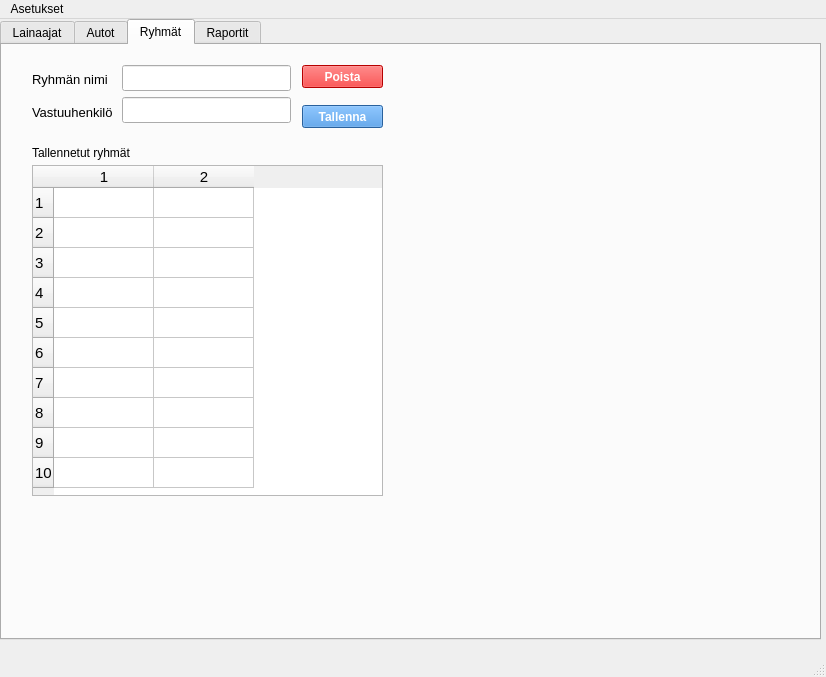
HennaSalla/Autolainaus_hallinta, file administrative.ui: the form before one commit.
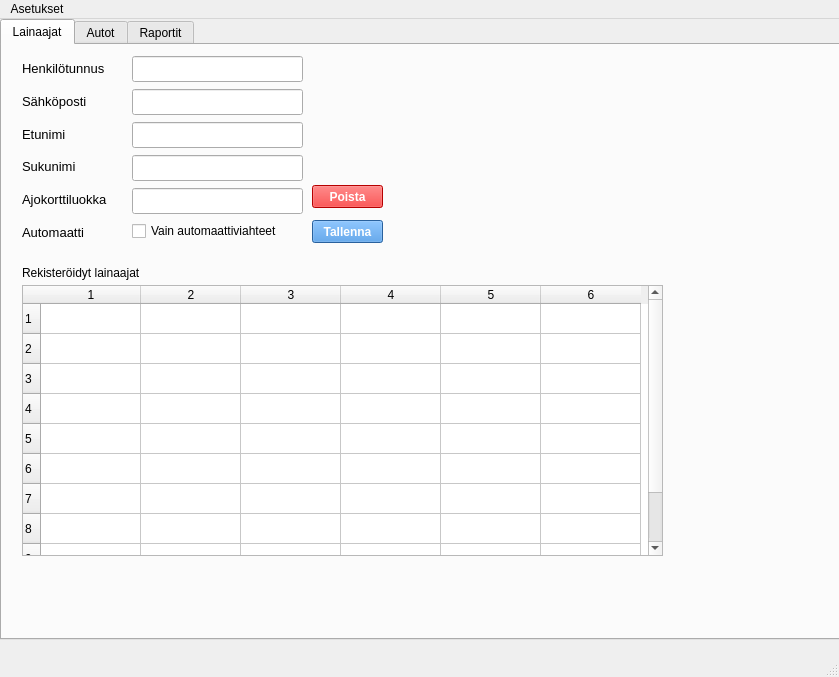
The form after the commit. The open tabs and pages were chosen to show the change. Icons and pictures are not drawn.

Commit message: 6.3.2025 muokattu koodia

```diff
--- a/administrative.ui
+++ b/administrative.ui
@@ -6,7 +6,7 @@
    <rect>
     <x>0</x>
     <y>0</y>
-    <width>826</width>
+    <width>839</width>
     <height>677</height>
    </rect>
   </property>
@@ -22,7 +22,7 @@
      <rect>
       <x>0</x>
       <y>0</y>
-      <width>821</width>
+      <width>841</width>
       <height>621</height>
      </rect>
     </property>
@@ -30,7 +30,7 @@
      <cursorShape>PointingHandCursor</cursorShape>
     </property>
     <property name="currentIndex">
-     <number>3</number>
+     <number>0</number>
     </property>
     <widget class="QWidget" name="lenderTab">
      <property name="cursor">
@@ -158,18 +158,6 @@
          </property>
         </widget>
        </item>
-       <item>
-        <widget class="QComboBox" name="groupComboBox">
-         <property name="font">
-          <font>
-           <pointsize>11</pointsize>
-          </font>
-         </property>
-         <property name="currentText">
-          <string/>
-         </property>
-        </widget>
-       </item>
        <item>
         <widget class="QLineEdit" name="vehicleClassLineEdit">
          <property name="font">
@@ -179,6 +167,13 @@
          </property>
         </widget>
        </item>
+       <item>
+        <widget class="QCheckBox" name="manualCheckBox">
+         <property name="text">
+          <string>Vain automaattiviahteet</string>
+         </property>
+        </widget>
+       </item>
       </layout>
      </widget>
      <widget class="QWidget" name="layoutWidget">
@@ -239,18 +234,6 @@
          </property>
         </widget>
        </item>
-       <item>
-        <widget class="QLabel" name="groupLabel">
-         <property name="font">
-          <font>
-           <pointsize>10</pointsize>
-          </font>
-         </property>
-         <property name="text">
-          <string>Ryhmä</string>
-         </property>
-        </widget>
-       </item>
        <item>
         <widget class="QLabel" name="vehicleClassLabel">
          <property name="font">
@@ -263,6 +246,18 @@
          </property>
         </widget>
        </item>
+       <item>
+        <widget class="QLabel" name="manualLabel">
+         <property name="font">
+          <font>
+           <pointsize>10</pointsize>
+          </font>
+         </property>
+         <property name="text">
+          <string>Automaatti</string>
+         </property>
+        </widget>
+       </item>
       </layout>
      </widget>
      <widget class="QPushButton" name="deletePersonPushButton">
@@ -375,6 +370,13 @@
          </property>
         </widget>
        </item>
+       <item>
+        <widget class="QLabel" name="manualCarLabel">
+         <property name="text">
+          <string>Automaatti</string>
+         </property>
+        </widget>
+       </item>
        <item>
         <widget class="QLabel" name="vehicleOwnerLabel">
          <property name="text">
@@ -457,6 +459,13 @@
        <item>
         <widget class="QComboBox" name="vehicleTypeComboBox"/>
        </item>
+       <item>
+        <widget class="QCheckBox" name="manualCarCehckBox">
+         <property name="text">
+          <string>Automaattivaihteinen</string>
+         </property>
+        </widget>
+       </item>
        <item>
         <widget class="QLineEdit" name="vehicleOwnerLineEdit">
          <property name="clearButtonEnabled">
@@ -521,7 +530,7 @@
        <rect>
         <x>0</x>
         <y>270</y>
-        <width>731</width>
+        <width>831</width>
         <height>321</height>
        </rect>
       </property>
@@ -538,8 +547,17 @@
        <number>20</number>
       </property>
       <property name="columnCount">
-       <number>8</number>
+       <number>9</number>
       </property>
+      <attribute name="horizontalHeaderMinimumSectionSize">
+       <number>34</number>
+      </attribute>
+      <attribute name="horizontalHeaderShowSortIndicator" stdset="0">
+       <bool>false</bool>
+      </attribute>
+      <attribute name="verticalHeaderShowSortIndicator" stdset="0">
+       <bool>false</bool>
+      </attribute>
       <row/>
       <row/>
       <row/>
@@ -568,6 +586,7 @@
       <column/>
       <column/>
       <column/>
+      <column/>
      </widget>
      <widget class="QLabel" name="vehicleListLabel">
       <property name="geometry">
@@ -626,7 +645,7 @@
        <string/>
       </property>
       <property name="pixmap">
-       <pixmap resource="adminPictures.qrc">:/png/uiPictrues/noPicture.png</pixmap>
+       <pixmap>../Autolainaus_Asiakas/uiPictrues/noPicture.png</pixmap>
       </property>
       <property name="scaledContents">
        <bool>true</bool>
@@ -664,179 +683,6 @@
       </property>
      </widget>
     </widget>
-    <widget class="QWidget" name="groupsTab">
-     <property name="cursor">
-      <cursorShape>ArrowCursor</cursorShape>
-     </property>
-     <attribute name="title">
-      <string>Ryhmät</string>
-     </attribute>
-     <widget class="QPushButton" name="saveGroupPushButton">
-      <property name="geometry">
-       <rect>
-        <x>300</x>
-        <y>60</y>
-        <width>81</width>
-        <height>23</height>
-       </rect>
-      </property>
-      <property name="font">
-       <font>
-        <bold>true</bold>
-       </font>
-      </property>
-      <property name="cursor">
-       <cursorShape>PointingHandCursor</cursorShape>
-      </property>
-      <property name="styleSheet">
-       <string notr="true">background-color: rgb(57, 136, 220);
-color: rgb(255, 255, 255);</string>
-      </property>
-      <property name="text">
-       <string>Tallenna</string>
-      </property>
-     </widget>
-     <widget class="QTableWidget" name="savedGroupsTableWidget">
-      <property name="geometry">
-       <rect>
-        <x>30</x>
-        <y>120</y>
-        <width>351</width>
-        <height>331</height>
-       </rect>
-      </property>
-      <property name="font">
-       <font>
-        <pointsize>11</pointsize>
-       </font>
-      </property>
-      <property name="cursor" stdset="0">
-       <cursorShape>ArrowCursor</cursorShape>
-      </property>
-      <property name="rowCount">
-       <number>10</number>
-      </property>
-      <property name="columnCount">
-       <number>2</number>
-      </property>
-      <row/>
-      <row/>
-      <row/>
-      <row/>
-      <row/>
-      <row/>
-      <row/>
-      <row/>
-      <row/>
-      <row/>
-      <column/>
-      <column/>
-     </widget>
-     <widget class="QLabel" name="savedGroupsLabel">
-      <property name="geometry">
-       <rect>
-        <x>30</x>
-        <y>100</y>
-        <width>101</width>
-        <height>16</height>
-       </rect>
-      </property>
-      <property name="text">
-       <string>Tallennetut ryhmät</string>
-      </property>
-     </widget>
-     <widget class="QWidget" name="layoutWidget">
-      <property name="geometry">
-       <rect>
-        <x>120</x>
-        <y>20</y>
-        <width>169</width>
-        <height>60</height>
-       </rect>
-      </property>
-      <layout class="QVBoxLayout" name="verticalLayout">
-       <item>
-        <widget class="QLineEdit" name="groupNameLineEdit">
-         <property name="font">
-          <font>
-           <pointsize>11</pointsize>
-          </font>
-         </property>
-        </widget>
-       </item>
-       <item>
-        <widget class="QLineEdit" name="responsiblePLineEdit">
-         <property name="font">
-          <font>
-           <pointsize>11</pointsize>
-          </font>
-         </property>
-        </widget>
-       </item>
-      </layout>
-     </widget>
-     <widget class="QWidget" name="layoutWidget">
-      <property name="geometry">
-       <rect>
-        <x>30</x>
-        <y>20</y>
-        <width>84</width>
-        <height>61</height>
-       </rect>
-      </property>
-      <layout class="QVBoxLayout" name="verticalLayout_2">
-       <item>
-        <widget class="QLabel" name="groupNameLabel">
-         <property name="font">
-          <font>
-           <pointsize>10</pointsize>
-          </font>
-         </property>
-         <property name="text">
-          <string>Ryhmän nimi</string>
-         </property>
-        </widget>
-       </item>
-       <item>
-        <widget class="QLabel" name="responsiblePLabel">
-         <property name="font">
-          <font>
-           <pointsize>10</pointsize>
-          </font>
-         </property>
-         <property name="text">
-          <string>Vastuuhenkilö</string>
-         </property>
-        </widget>
-       </item>
-      </layout>
-     </widget>
-     <widget class="QPushButton" name="deleteGroupPushButton">
-      <property name="geometry">
-       <rect>
-        <x>300</x>
-        <y>20</y>
-        <width>81</width>
-        <height>23</height>
-       </rect>
-      </property>
-      <property name="font">
-       <font>
-        <bold>true</bold>
-       </font>
-      </property>
-      <property name="cursor">
-       <cursorShape>PointingHandCursor</cursorShape>
-      </property>
-      <property name="styleSheet">
-       <string notr="true">background-color: rgb(255, 0, 0);
-color: rgb(255, 255, 255);</string>
-      </property>
-      <property name="text">
-       <string>Poista</string>
-      </property>
-     </widget>
-    </widget>
     <widget class="QWidget" name="reportsTab">
      <property name="cursor">
       <cursorShape>ArrowCursor</cursorShape>
@@ -963,10 +809,10 @@
        </date>
       </property>
      </widget>
-     <widget class="QPushButton" name="printReportPushButton">
+     <widget class="QPushButton" name="chorceReportPushButton">
       <property name="geometry">
        <rect>
-        <x>260</x>
+        <x>550</x>
         <y>80</y>
         <width>61</width>
         <height>23</height>
@@ -985,7 +831,7 @@
 color: rgb(255, 255, 255);</string>
       </property>
       <property name="text">
-       <string>Tulosta</string>
+       <string>Hae</string>
       </property>
      </widget>
      <widget class="QTableWidget" name="diaryTableWidget">
@@ -993,7 +839,7 @@
        <rect>
         <x>0</x>
         <y>160</y>
-        <width>831</width>
+        <width>741</width>
         <height>321</height>
        </rect>
       </property>
@@ -1004,7 +850,7 @@
        <number>100</number>
       </property>
       <property name="columnCount">
-       <number>8</number>
+       <number>7</number>
       </property>
       <row/>
       <row/>
@@ -1113,7 +959,6 @@
       <column/>
       <column/>
       <column/>
-      <column/>
      </widget>
      <widget class="QLabel" name="previewLabel">
       <property name="geometry">
@@ -1128,6 +973,77 @@
        <string>Esikatselu</string>
       </property>
      </widget>
+     <widget class="QLineEdit" name="ssnFilterLineEdit">
+      <property name="geometry">
+       <rect>
+        <x>280</x>
+        <y>80</y>
+        <width>113</width>
+        <height>22</height>
+       </rect>
+      </property>
+     </widget>
+     <widget class="QLineEdit" name="registerFilterLineEdit">
+      <property name="geometry">
+       <rect>
+        <x>420</x>
+        <y>80</y>
+        <width>113</width>
+        <height>22</height>
+       </rect>
+      </property>
+     </widget>
+     <widget class="QLabel" name="ssnFilterLabel">
+      <property name="geometry">
+       <rect>
+        <x>280</x>
+        <y>60</y>
+        <width>81</width>
+        <height>16</height>
+       </rect>
+      </property>
+      <property name="text">
+       <string>Hetu</string>
+      </property>
+     </widget>
+     <widget class="QLabel" name="registerFilterLabel">
+      <property name="geometry">
+       <rect>
+        <x>420</x>
+        <y>60</y>
+        <width>91</width>
+        <height>16</height>
+       </rect>
+      </property>
+      <property name="text">
+       <string>Rekisterinumero</string>
+      </property>
+     </widget>
+     <widget class="QPushButton" name="printBarcodePushButton_2">
+      <property name="geometry">
+       <rect>
+        <x>620</x>
+        <y>80</y>
+        <width>91</width>
+        <height>23</height>
+       </rect>
+      </property>
+      <property name="font">
+       <font>
+        <bold>true</bold>
+       </font>
+      </property>
+      <property name="cursor">
+       <cursorShape>PointingHandCursor</cursorShape>
+      </property>
+      <property name="styleSheet">
+       <string notr="true">background-color: rgb(220, 162, 25);
+color: rgb(255, 255, 255);</string>
+      </property>
+      <property name="text">
+       <string>Tulosta</string>
+      </property>
+     </widget>
     </widget>
    </widget>
   </widget>
@@ -1136,7 +1052,7 @@
     <rect>
      <x>0</x>
      <y>0</y>
-     <width>826</width>
+     <width>839</width>
      <height>33</height>
     </rect>
    </property>
```
The commit also changes 2 other files.
